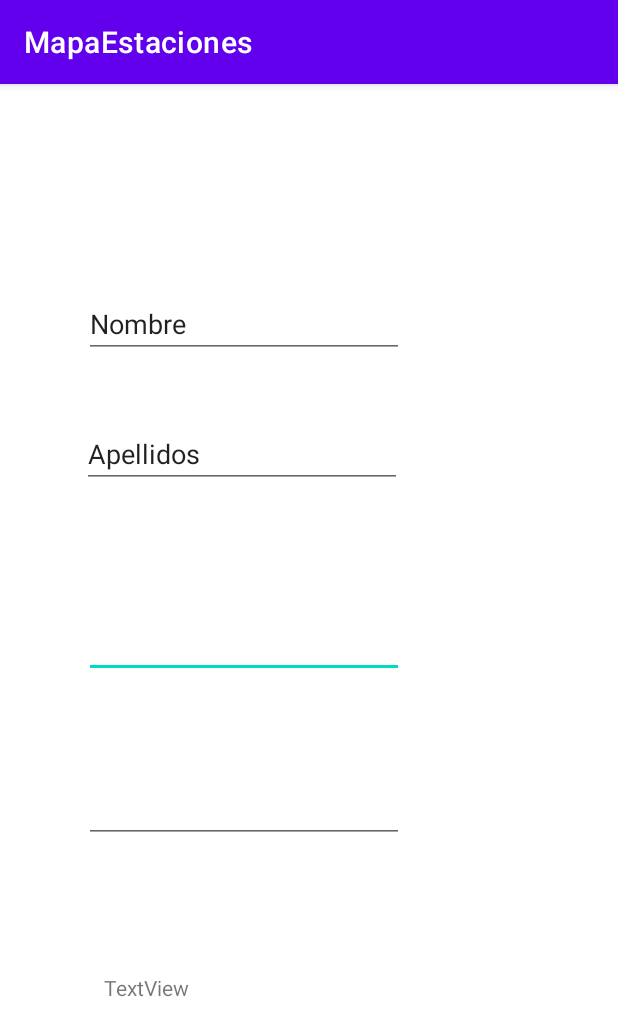
After one commit to dieruiper/Alquiler-App, an Android app: the FormularioResumen screen opened directly, with no data from a screen before it, on a phone screen of 412 x 824 dp. The commit adds this screen. Shown: the top 1036 px of the screen. Run offline under Robolectric (Android 15) with nearby library versions, the phone set to English and light mode, and no system bars; 1 statement that could not run was skipped.

Commit message:
pantalla formulario reserva casi hecha(arreglar)

```diff
--- a/app/src/main/AndroidManifest.xml
+++ b/app/src/main/AndroidManifest.xml
@@ -17,7 +17,8 @@
         android:roundIcon="@mipmap/ic_launcher_round"
         android:supportsRtl="true"
         android:theme="@style/Theme.MapaEstaciones">
-        <activity android:name=".Activity_Ver_Vehiculos"></activity>
+        <activity android:name=".FormularioResumen"></activity>
+        <activity android:name=".Activity_Ver_Vehiculos" />
         <activity android:name=".Activity_Acciones_BD" />
         <activity android:name=".Resumen_Reserva" />
         <!--
--- /dev/null
+++ b/app/src/main/java/com/example/mapaestaciones/FormularioResumen.java
@@ -0,0 +1,57 @@
+package com.example.mapaestaciones;
+
+import androidx.appcompat.app.AppCompatActivity;
+
+import android.annotation.SuppressLint;
+import android.app.DatePickerDialog;
+import android.os.Bundle;
+import android.view.View;
+import android.widget.Button;
+import android.widget.DatePicker;
+import android.widget.EditText;
+import android.widget.TextView;
+
+import java.util.Calendar;
+import java.util.Date;
+
+public class FormularioResumen extends AppCompatActivity {
+    EditText formres_nombre,formres_apellidos,formres_correo,formres_fecha,formres_comentarios;
+    private int dia,mes,ano;
+    @SuppressLint("WrongViewCast")
+    @Override
+    protected void onCreate(Bundle savedInstanceState) {
+        super.onCreate(savedInstanceState);
+        setContentView(R.layout.activity_formulario_resumen);
+        formres_nombre=(EditText) findViewById(R.id.formres_nombre);
+        formres_apellidos =(EditText) findViewById(R.id.formres_apellidos);
+        formres_correo=(EditText) findViewById(R.id.formres_correo);
+        formres_fecha=(EditText) findViewById(R.id.formres_fecha);
+        formres_comentarios= (EditText) findViewById(R.id.formres_comentarios);
+
+
+    }
+    public void onClick(View v) {
+
+        if (v == formres_fecha) {
+            final Calendar c = Calendar.getInstance();
+            dia = c.get(Calendar.DAY_OF_MONTH);
+            mes = c.get(Calendar.MONTH);
+            ano = c.get(Calendar.YEAR);
+            DatePickerDialog datePickerDialog = new DatePickerDialog(this, new DatePickerDialog.OnDateSetListener() {
+                @Override
+                public void onDateSet(DatePicker view, int year, int monthOfYear, int dayOfMonth) {
+                    formres_fecha.setText(dayOfMonth + "/" + (monthOfYear + 1) + "/" + year);
+
+                }
+            }
+                    , dia, mes, ano);
+            datePickerDialog.show();
+        }
+    }
+    public void volver_reserva_vehiculos(View view){
+
+        //Intent volver_reserva_vehiculos = new Intent(this,Activity_Reservar_Vehiculos.class );
+        //startActivity(volver_reserva_vehiculos);
+        finish();
+    }
+}
--- a/app/src/main/java/com/example/mapaestaciones/Resumen_Reserva.java
+++ b/app/src/main/java/com/example/mapaestaciones/Resumen_Reserva.java
@@ -43,4 +43,10 @@ public class Resumen_Reserva extends AppCompatActivity {
         finish();
     }
 
+    public void formularioresumen_Reserva(View view){
+
+        Intent formularioresumen = new Intent(this,FormularioResumen.class );
+        startActivity(formularioresumen);
+    }
+
 }
--- /dev/null
+++ b/app/src/main/res/layout/activity_formulario_resumen.xml
@@ -0,0 +1,80 @@
+<?xml version="1.0" encoding="utf-8"?>
+<androidx.constraintlayout.widget.ConstraintLayout xmlns:android="http://schemas.android.com/apk/res/android"
+    xmlns:app="http://schemas.android.com/apk/res-auto"
+    xmlns:tools="http://schemas.android.com/tools"
+    android:layout_width="match_parent"
+    android:layout_height="match_parent"
+    tools:context=".FormularioResumen">
+
+    <EditText
+        android:id="@+id/formres_correo"
+        android:layout_width="wrap_content"
+        android:layout_height="wrap_content"
+        android:ems="10"
+        android:inputType="textEmailAddress"
+        app:layout_constraintBottom_toBottomOf="parent"
+        app:layout_constraintEnd_toEndOf="parent"
+        app:layout_constraintHorizontal_bias="0.283"
+        app:layout_constraintStart_toStartOf="parent"
+        app:layout_constraintTop_toTopOf="parent"
+        app:layout_constraintVertical_bias="0.485" />
+
+    <EditText
+        android:id="@+id/formres_fecha"
+        android:layout_width="wrap_content"
+        android:layout_height="wrap_content"
+        android:ems="10"
+        android:inputType="date"
+        app:layout_constraintBottom_toBottomOf="parent"
+        app:layout_constraintEnd_toEndOf="parent"
+        app:layout_constraintHorizontal_bias="0.283"
+        app:layout_constraintStart_toStartOf="parent"
+        app:layout_constraintTop_toTopOf="parent"
+        app:layout_constraintVertical_bias="0.637" />
+
+    <TextView
+        android:id="@+id/formres_comentarios"
+        android:layout_width="wrap_content"
+        android:layout_height="wrap_content"
+        android:text="TextView"
+        app:layout_constraintBottom_toBottomOf="parent"
+        app:layout_constraintEnd_toEndOf="parent"
+        app:layout_constraintHorizontal_bias="0.195"
+        app:layout_constraintStart_toStartOf="parent"
+        app:layout_constraintTop_toTopOf="parent"
+        app:layout_constraintVertical_bias="0.792" />
+
+    <EditText
+        android:id="@+id/formres_nombre"
+        android:layout_width="wrap_content"
+        android:layout_height="wrap_content"
+        android:ems="10"
+        android:inputType="textPersonName"
+        android:text="Nombre"
+        app:layout_constraintBottom_toBottomOf="parent"
+        app:layout_constraintEnd_toEndOf="parent"
+        app:layout_constraintHorizontal_bias="0.283"
+        app:layout_constraintStart_toStartOf="parent"
+        app:layout_constraintTop_toTopOf="parent"
+        app:layout_constraintVertical_bias="0.19" />
+
+    <EditText
+        android:id="@+id/formres_apellidos"
+        android:layout_width="wrap_content"
+        android:layout_height="wrap_content"
+        android:layout_marginTop="224dp"
+        android:layout_marginEnd="144dp"
+        android:ems="10"
+        android:inputType="textPersonName"
+        android:text="Apellidos"
+        app:layout_constraintEnd_toEndOf="parent"
+        app:layout_constraintTop_toTopOf="parent" />
+
+    <LinearLayout
+        android:layout_width="match_parent"
+        android:layout_height="match_parent"
+        android:orientation="horizontal"
+        tools:layout_editor_absoluteX="325dp"
+        tools:layout_editor_absoluteY="190dp"></LinearLayout>
+
+</androidx.constraintlayout.widget.ConstraintLayout>
--- a/app/src/main/res/layout/activity_resumen__reserva.xml
+++ b/app/src/main/res/layout/activity_resumen__reserva.xml
@@ -121,4 +121,17 @@
         app:layout_constraintStart_toStartOf="parent"
         app:layout_constraintTop_toTopOf="parent"
         app:layout_constraintVertical_bias="0.309" />
+
+    <Button
+        android:id="@+id/continuar_prueba"
+        android:layout_width="wrap_content"
+        android:layout_height="wrap_content"
+        android:onClick="formularioresumen_Reserva"
+        android:text="Continuar"
+        app:layout_constraintBottom_toBottomOf="parent"
+        app:layout_constraintEnd_toEndOf="parent"
+        app:layout_constraintHorizontal_bias="0.731"
+        app:layout_constraintStart_toStartOf="parent"
+        app:layout_constraintTop_toTopOf="parent"
+        app:layout_constraintVertical_bias="0.897" />
 </androidx.constraintlayout.widget.ConstraintLayout>
```
